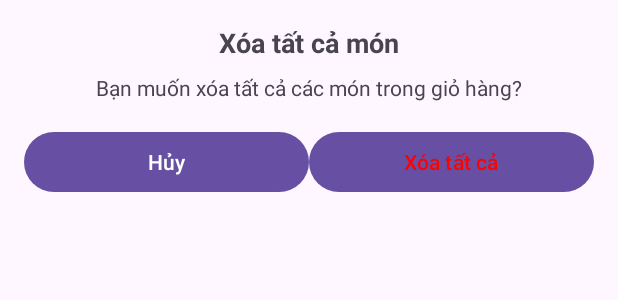
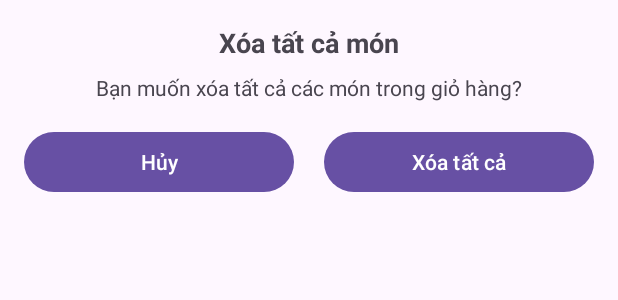
Before and after one commit to hoanglongjpg/FastDine, an Android app: the layout deletecart_cf.xml on its own in the app's theme, with its tools: preview values and no code run, on a phone screen of 412 x 824 dp. Shown: the top 300 px of the screen. Run offline under Robolectric (Android 15) with nearby library versions, the phone set to English and light mode, and no system bars.

Commit message:
thay doi UI deleteCart_cf.xml

```diff
--- a/app/src/main/res/layout/deletecart_cf.xml
+++ b/app/src/main/res/layout/deletecart_cf.xml
@@ -32,14 +32,14 @@
             android:layout_width="0dp"
             android:layout_height="wrap_content"
             android:layout_weight="1"
-            android:text="Hủy" />
+            android:text="Hủy"
+            android:layout_marginRight="20dp"/>
 
         <Button
             android:id="@+id/confirmDeleteButton"
             android:layout_width="0dp"
             android:layout_height="wrap_content"
             android:layout_weight="1"
-            android:text="Xóa tất cả"
-            android:textColor="#FF0000" />
+            android:text="Xóa tất cả" />
     </LinearLayout>
 </LinearLayout>
```
